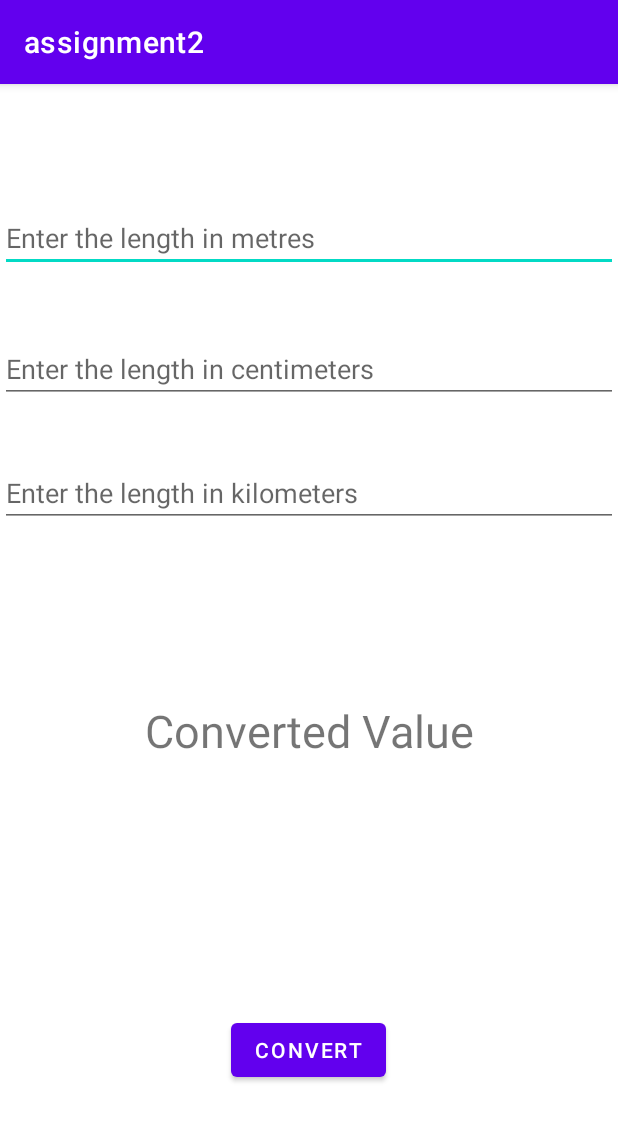
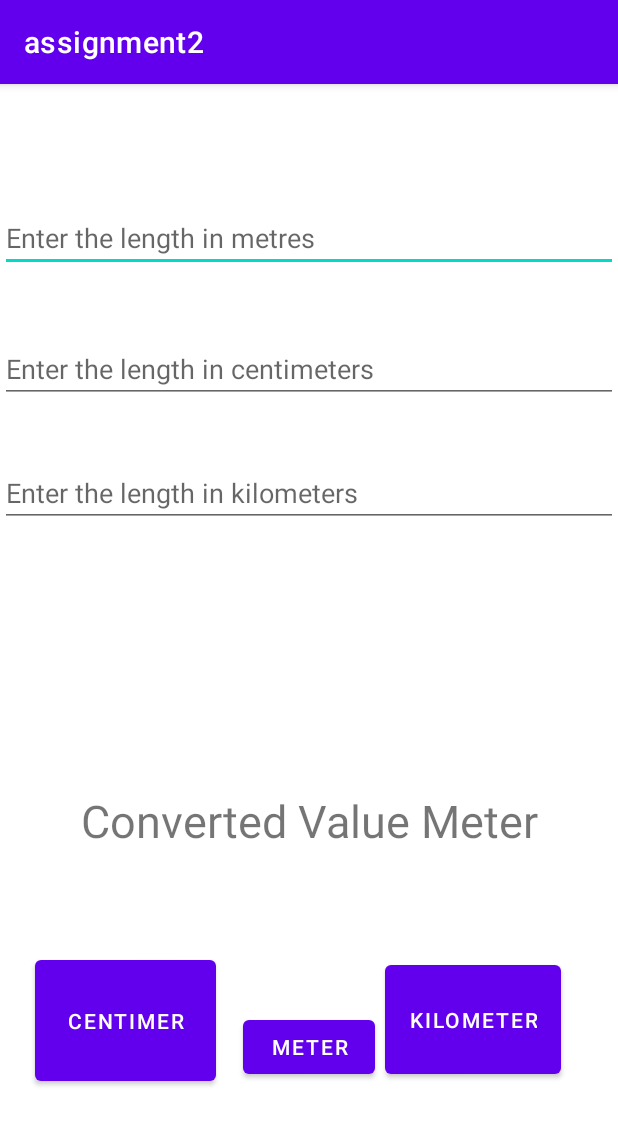
Before and after one commit to Sabrina509/converter, an Android app: the screen it shows after launch (MainActivity), on a phone screen of 412 x 824 dp. Shown: the top 1125 px of the screen. Run offline under Robolectric (Android 15) with nearby library versions, the phone set to English and light mode, and no system bars.

Commit message:
layout change

```diff
--- a/app/src/main/java/com/example/assignment2/MainActivity.java
+++ b/app/src/main/java/com/example/assignment2/MainActivity.java
@@ -16,19 +16,29 @@ public class MainActivity extends AppCompatActivity {
         setContentView(R.layout.activity_main);
 
         Button mybutton;
+        Button mybutton1;
+        Button mybutton2;
         final EditText fText;
+        final EditText fText1;
+        final EditText fText2;
         final TextView sText;
 
         mybutton= (Button) findViewById(R.id.button);
+        mybutton1= (Button) findViewById(R.id.button1);
+        mybutton2= (Button) findViewById(R.id.button2);
         fText=(EditText) findViewById(R.id.editText);
+        fText1=(EditText) findViewById(R.id.editText1);
+        fText2=(EditText) findViewById(R.id.editText2);
         sText=(TextView) findViewById(R.id.textView);
 
         mybutton.setOnClickListener(new View.OnClickListener() {
             @Override
             public void onClick(View v) {
-                Double convert= Double.parseDouble(fText.getText().toString());
-                sText.setText(String.valueOf(convert*100));
-                sText.setTextColor(Color.RED);
+                if(fText==null && fText1==null) {
+                    Double convert = Double.parseDouble(fText2.getText().toString());
+                    sText.setText(String.valueOf(convert * 100));
+                    sText.setTextColor(Color.RED);
+                }
             }
         });
     }
--- a/app/src/main/res/layout/activity_main.xml
+++ b/app/src/main/res/layout/activity_main.xml
@@ -38,22 +38,55 @@
         android:inputType="numberDecimal" />
 
     <Button
-        android:text="Convert"
+        android:id="@+id/button"
         android:layout_width="wrap_content"
         android:layout_height="wrap_content"
         android:layout_alignParentBottom="true"
         android:layout_centerHorizontal="true"
-        android:layout_marginBottom="100dp"
-        android:id="@+id/button" />
+        android:layout_marginBottom="102dp"
+        android:text="Meter" />
 
     <TextView
         android:id="@+id/textView"
         android:layout_width="match_parent"
         android:layout_height="wrap_content"
         android:layout_below="@+id/editText"
-        android:layout_marginTop="285dp"
+        android:layout_marginTop="345dp"
         android:gravity="center"
-        android:text="Converted Value"
+        android:text="Converted Value Meter"
         android:textSize="30sp" />
 
+    <Button
+        android:id="@+id/button1"
+        android:layout_width="121dp"
+        android:layout_height="wrap_content"
+        android:layout_alignParentStart="true"
+        android:layout_alignParentLeft="true"
+        android:layout_alignParentTop="true"
+        android:layout_alignParentBottom="true"
+        android:layout_marginStart="23dp"
+        android:layout_marginLeft="23dp"
+        android:layout_marginTop="578dp"
+        android:layout_marginEnd="18dp"
+        android:layout_marginRight="18dp"
+        android:layout_marginBottom="97dp"
+        android:layout_toStartOf="@+id/button"
+        android:layout_toLeftOf="@+id/button"
+        android:text="Centimer" />
+
+    <Button
+        android:id="@+id/button2"
+        android:layout_width="wrap_content"
+        android:layout_height="wrap_content"
+        android:layout_alignParentTop="true"
+        android:layout_alignParentEnd="true"
+        android:layout_alignParentRight="true"
+        android:layout_alignParentBottom="true"
+        android:layout_marginTop="581dp"
+        android:layout_marginEnd="38dp"
+        android:layout_marginRight="38dp"
+        android:layout_marginBottom="102dp"
+        android:text="Kilometer" />
+
+
 </RelativeLayout>
```
